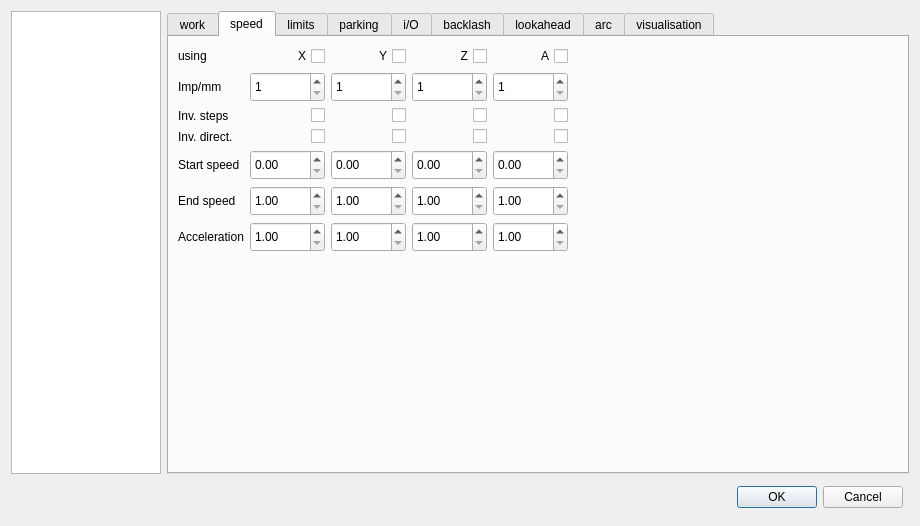
The window that sources/forms/Settings.ui (eduard-x/cnc-qt) describes before a commit, drawn with Qt 5.
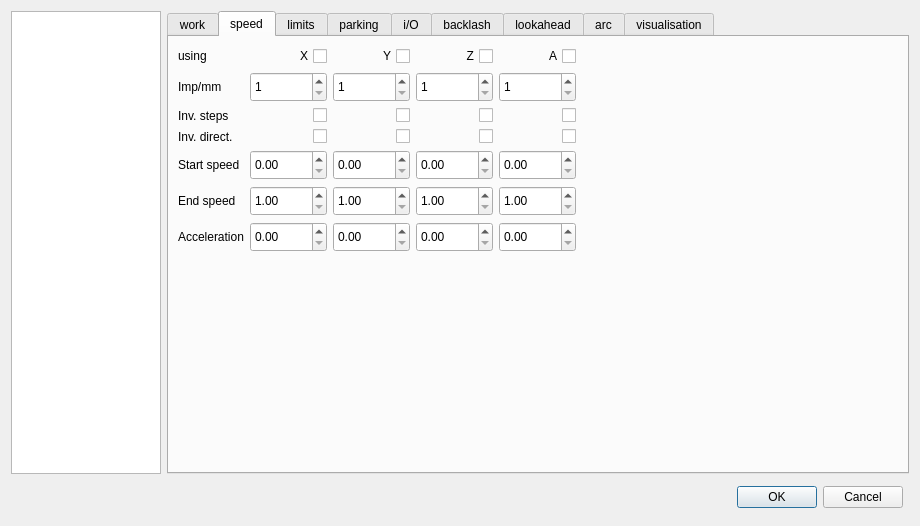
The same window after the commit. The open tabs and pages were chosen to show the change.

```diff
--- a/sources/forms/Settings.ui
+++ b/sources/forms/Settings.ui
@@ -385,7 +385,7 @@
               <double>1.000000000000000</double>
              </property>
              <property name="maximum">
-              <double>9999.989999999999782</double>
+              <double>99999.990000000005239</double>
              </property>
             </widget>
            </item>
@@ -410,7 +410,7 @@
               <double>1.000000000000000</double>
              </property>
              <property name="maximum">
-              <double>9999.989999999999782</double>
+              <double>99999.990000000005239</double>
              </property>
             </widget>
            </item>
@@ -505,7 +505,7 @@
               <number>1</number>
              </property>
              <property name="maximum">
-              <number>9999</number>
+              <number>99999</number>
              </property>
             </widget>
            </item>
@@ -521,7 +521,7 @@
               <number>1</number>
              </property>
              <property name="maximum">
-              <number>9999</number>
+              <number>99999</number>
              </property>
             </widget>
            </item>
@@ -537,7 +537,7 @@
               <number>1</number>
              </property>
              <property name="maximum">
-              <number>9999</number>
+              <number>99999</number>
              </property>
             </widget>
            </item>
@@ -553,7 +553,7 @@
               <number>1</number>
              </property>
              <property name="maximum">
-              <number>9999</number>
+              <number>99999</number>
              </property>
             </widget>
            </item>
@@ -714,7 +714,7 @@
               <set>Qt::AlignLeading|Qt::AlignLeft|Qt::AlignVCenter</set>
              </property>
              <property name="maximum">
-              <double>999.990000000000009</double>
+              <double>9999.989999999999782</double>
              </property>
             </widget>
            </item>
@@ -736,7 +736,7 @@
               <set>Qt::AlignLeading|Qt::AlignLeft|Qt::AlignVCenter</set>
              </property>
              <property name="maximum">
-              <double>999.990000000000009</double>
+              <double>9999.989999999999782</double>
              </property>
             </widget>
            </item>
@@ -758,7 +758,7 @@
               <set>Qt::AlignLeading|Qt::AlignLeft|Qt::AlignVCenter</set>
              </property>
              <property name="maximum">
-              <double>999.990000000000009</double>
+              <double>9999.989999999999782</double>
              </property>
             </widget>
            </item>
@@ -780,7 +780,7 @@
               <set>Qt::AlignLeading|Qt::AlignLeft|Qt::AlignVCenter</set>
              </property>
              <property name="maximum">
-              <double>999.990000000000009</double>
+              <double>9999.989999999999782</double>
              </property>
             </widget>
            </item>
@@ -821,7 +821,7 @@
               <double>1.000000000000000</double>
              </property>
              <property name="maximum">
-              <double>9999.989999999999782</double>
+              <double>99999.990000000005239</double>
              </property>
             </widget>
            </item>
@@ -846,7 +846,7 @@
               <double>1.000000000000000</double>
              </property>
              <property name="maximum">
-              <double>9999.989999999999782</double>
+              <double>99999.990000000005239</double>
              </property>
             </widget>
            </item>
@@ -884,10 +884,10 @@
               <set>Qt::AlignLeading|Qt::AlignLeft|Qt::AlignVCenter</set>
              </property>
              <property name="minimum">
-              <double>1.000000000000000</double>
+              <double>0.000000000000000</double>
              </property>
              <property name="maximum">
-              <double>599.990000000000009</double>
+              <double>9999.989999999999782</double>
              </property>
             </widget>
            </item>
@@ -909,10 +909,10 @@
               <set>Qt::AlignLeading|Qt::AlignLeft|Qt::AlignVCenter</set>
              </property>
              <property name="minimum">
-              <double>1.000000000000000</double>
+              <double>0.000000000000000</double>
              </property>
              <property name="maximum">
-              <double>599.990000000000009</double>
+              <double>9999.989999999999782</double>
              </property>
             </widget>
            </item>
@@ -934,10 +934,10 @@
               <set>Qt::AlignLeading|Qt::AlignLeft|Qt::AlignVCenter</set>
              </property>
              <property name="minimum">
-              <double>1.000000000000000</double>
+              <double>0.000000000000000</double>
              </property>
              <property name="maximum">
-              <double>599.990000000000009</double>
+              <double>9999.989999999999782</double>
              </property>
             </widget>
            </item>
@@ -959,10 +959,10 @@
               <set>Qt::AlignLeading|Qt::AlignLeft|Qt::AlignVCenter</set>
              </property>
              <property name="minimum">
-              <double>1.000000000000000</double>
+              <double>0.000000000000000</double>
              </property>
              <property name="maximum">
-              <double>599.990000000000009</double>
+              <double>9999.989999999999782</double>
              </property>
             </widget>
            </item>
```
Left out of the diff: 2 changed lines with no effect on the pictures.
